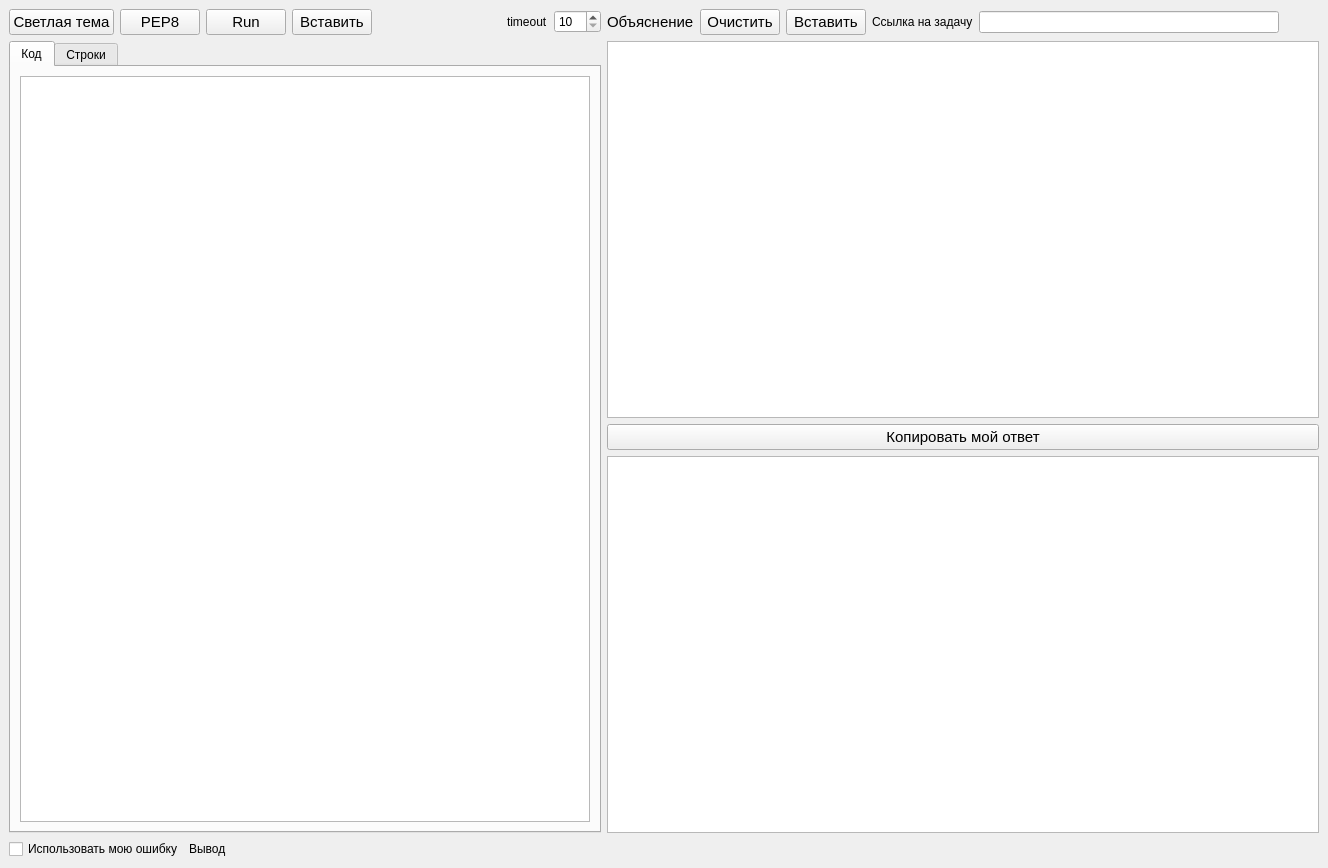
grigvlwork/pool_jan_24, file mainwindow.ui: the form before one commit.
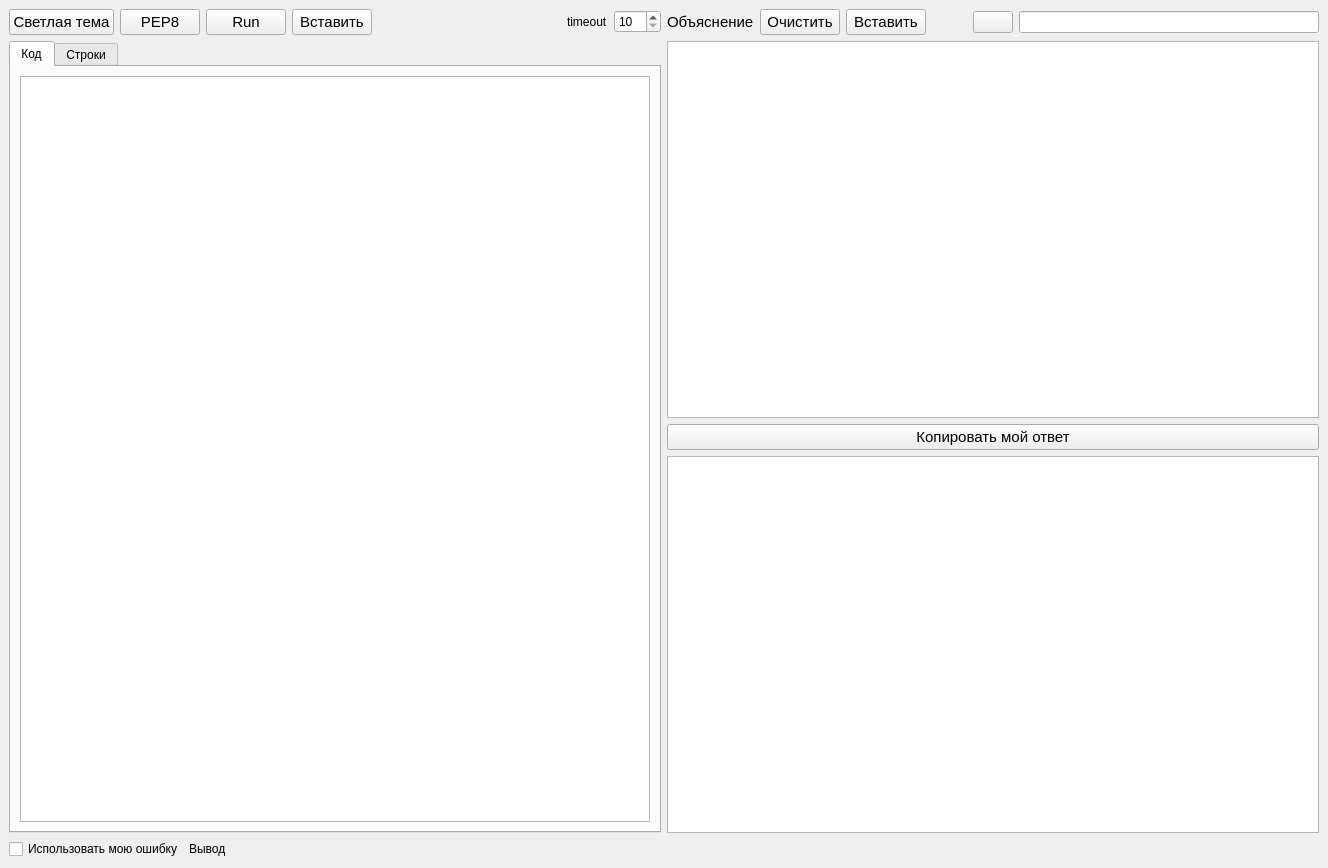
The form after the commit. Icons and pictures are not drawn.

The edit to the form file:
```diff
--- a/mainwindow.ui
+++ b/mainwindow.ui
@@ -193,23 +193,6 @@
             </property>
            </widget>
           </item>
-          <item>
-           <widget class="QLabel" name="label">
-            <property name="text">
-             <string>Ссылка на задачу</string>
-            </property>
-           </widget>
-          </item>
-          <item>
-           <widget class="QLineEdit" name="link_to_task_le">
-            <property name="minimumSize">
-             <size>
-              <width>300</width>
-              <height>0</height>
-             </size>
-            </property>
-           </widget>
-          </item>
           <item>
            <spacer name="horizontalSpacer">
             <property name="orientation">
@@ -224,7 +207,37 @@
            </spacer>
           </item>
           <item>
-           <layout class="QHBoxLayout" name="horizontalLayout_4"/>
+           <widget class="QPushButton" name="link_pb">
+            <property name="text">
+             <string/>
+            </property>
+            <property name="icon">
+             <iconset>
+              <normaloff>images/link32.png</normaloff>images/link32.png</iconset>
+            </property>
+            <property name="iconSize">
+             <size>
+              <width>18</width>
+              <height>18</height>
+             </size>
+            </property>
+           </widget>
+          </item>
+          <item>
+           <widget class="QLineEdit" name="link_to_task_le">
+            <property name="sizePolicy">
+             <sizepolicy hsizetype="Maximum" vsizetype="Fixed">
+              <horstretch>0</horstretch>
+              <verstretch>0</verstretch>
+             </sizepolicy>
+            </property>
+            <property name="minimumSize">
+             <size>
+              <width>300</width>
+              <height>0</height>
+             </size>
+            </property>
+           </widget>
           </item>
          </layout>
         </item>
```
